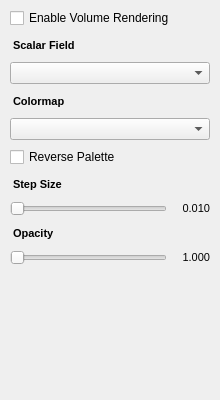
Qt form src/ui/volume_page.ui (thermeng/SciRender) before a commit.
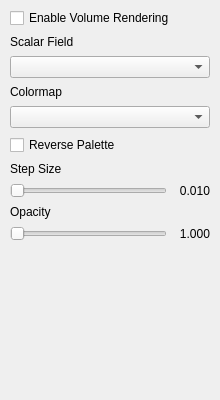
The same form after that commit.

```diff
--- a/src/ui/volume_page.ui
+++ b/src/ui/volume_page.ui
@@ -34,11 +34,7 @@
     </widget>
    </item>
    <item>
-    <widget class="QLabel" name="volumeFieldHeader">
-     <property name="styleSheet">
-      <string notr="true">font-size: 11px; font-weight: bold;  padding: 4px 0 2px 0; border-bottom: 1px solid #3c3c3c;</string>
-     </property>
-     <property name="text">
+    <widget class="QLabel" name="volumeFieldHeader"><property name="text">
       <string>Scalar Field</string>
      </property>
     </widget>
@@ -47,11 +43,7 @@
     <widget class="QComboBox" name="volumeFieldCombo"/>
    </item>
    <item>
-    <widget class="QLabel" name="volumePaletteHeader">
-     <property name="styleSheet">
-      <string notr="true">font-size: 11px; font-weight: bold;  padding: 4px 0 2px 0; border-bottom: 1px solid #3c3c3c;</string>
-     </property>
-     <property name="text">
+    <widget class="QLabel" name="volumePaletteHeader"><property name="text">
       <string>Colormap</string>
      </property>
     </widget>
@@ -67,11 +59,7 @@
     </widget>
    </item>
    <item>
-    <widget class="QLabel" name="stepHeader">
-     <property name="styleSheet">
-      <string notr="true">font-size: 11px; font-weight: bold;  padding: 4px 0 2px 0; border-bottom: 1px solid #3c3c3c;</string>
-     </property>
-     <property name="text">
+    <widget class="QLabel" name="stepHeader"><property name="text">
       <string>Step Size</string>
      </property>
     </widget>
@@ -98,11 +86,7 @@
          <width>36</width>
          <height>16777215</height>
         </size>
-       </property>
-       <property name="styleSheet">
-        <string notr="true">font-size: 11px; </string>
-       </property>
-       <property name="text">
+       </property><property name="text">
         <string>0.010</string>
        </property>
        <property name="alignment">
@@ -113,11 +97,7 @@
     </layout>
    </item>
    <item>
-    <widget class="QLabel" name="opacityHeader">
-     <property name="styleSheet">
-      <string notr="true">font-size: 11px; font-weight: bold;  padding: 4px 0 2px 0; border-bottom: 1px solid #3c3c3c;</string>
-     </property>
-     <property name="text">
+    <widget class="QLabel" name="opacityHeader"><property name="text">
       <string>Opacity</string>
      </property>
     </widget>
@@ -144,11 +124,7 @@
          <width>36</width>
          <height>16777215</height>
         </size>
-       </property>
-       <property name="styleSheet">
-        <string notr="true">font-size: 11px; </string>
-       </property>
-       <property name="text">
+       </property><property name="text">
         <string>1.000</string>
        </property>
        <property name="alignment">
```
